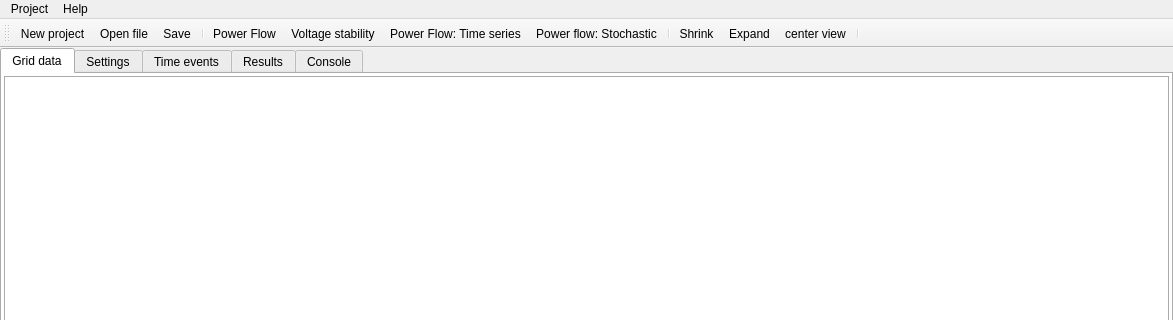
Above: UnderDevelopment/GridCal/gui/main/gui.ui from SanPen/GridCal before the change; both pictures show x 0 to 1173 and y 0 to 320 of the 1173 by 723 pixel window. Below: the same form after it.
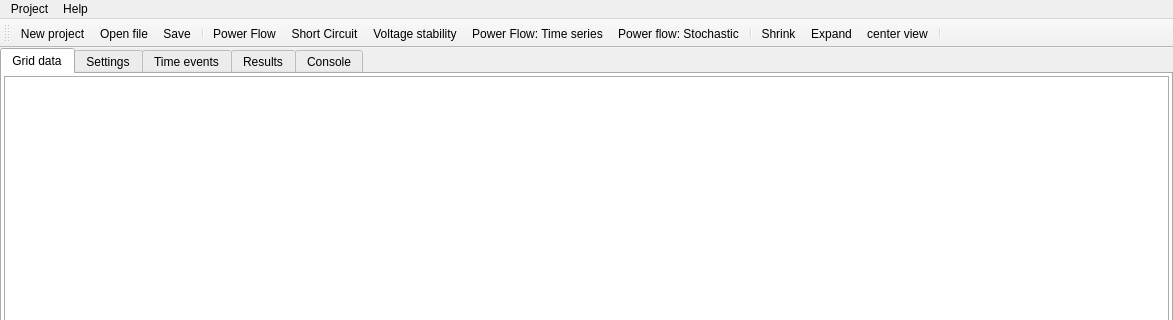
That is the form after the change. Icons and pictures are not drawn. Custom widgets are drawn as their Qt base class.

Commit message: Included the 3-phase short circuit in the GUI

```diff
--- a/UnderDevelopment/GridCal/gui/main/gui.ui
+++ b/UnderDevelopment/GridCal/gui/main/gui.ui
@@ -1422,6 +1422,7 @@
    <addaction name="actionSave"/>
    <addaction name="separator"/>
    <addaction name="actionPower_flow"/>
+   <addaction name="actionShort_Circuit"/>
    <addaction name="actionVoltage_stability"/>
    <addaction name="actionPower_Flow_Time_series"/>
    <addaction name="actionPower_flow_Stochastic"/>
@@ -1706,6 +1707,15 @@
     <string>center view</string>
    </property>
   </action>
+  <action name="actionShort_Circuit">
+   <property name="icon">
+    <iconset resource="icons.qrc">
+     <normaloff>:/file/short_circuit.svg</normaloff>:/file/short_circuit.svg</iconset>
+   </property>
+   <property name="text">
+    <string>Short Circuit</string>
+   </property>
+  </action>
  </widget>
  <customwidgets>
   <customwidget>
```
The commit also changes 7 other files.
